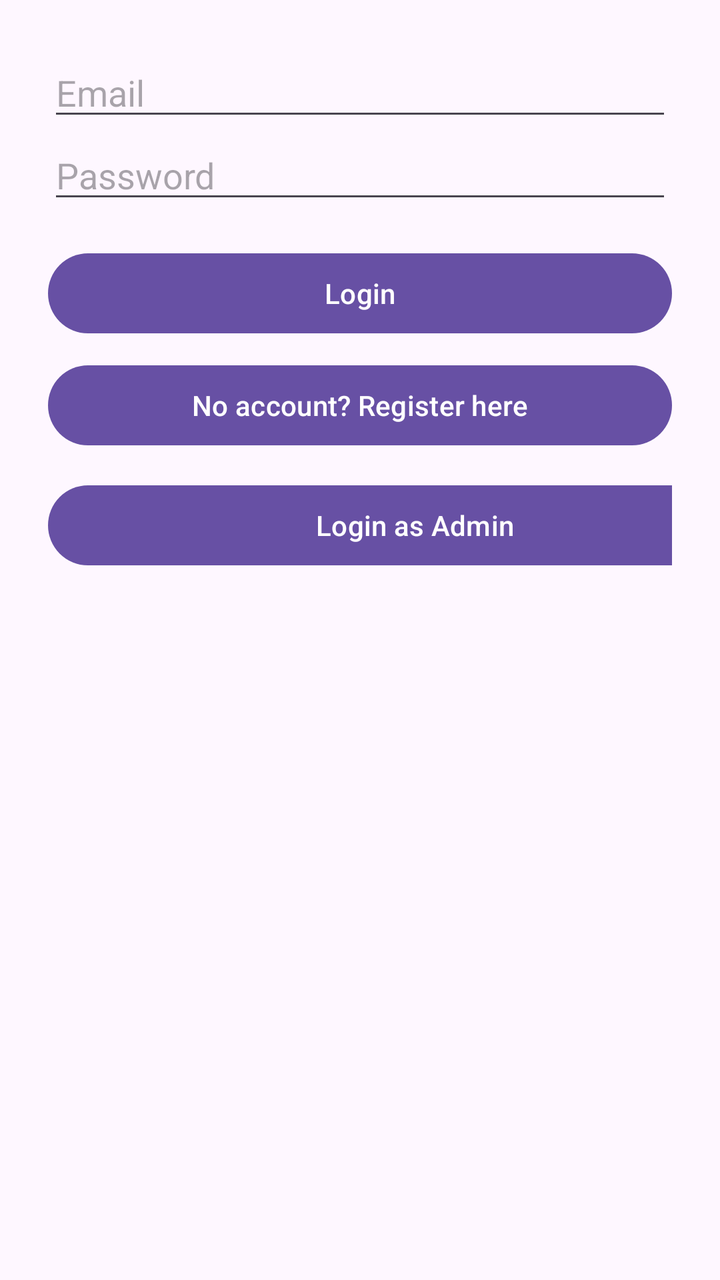
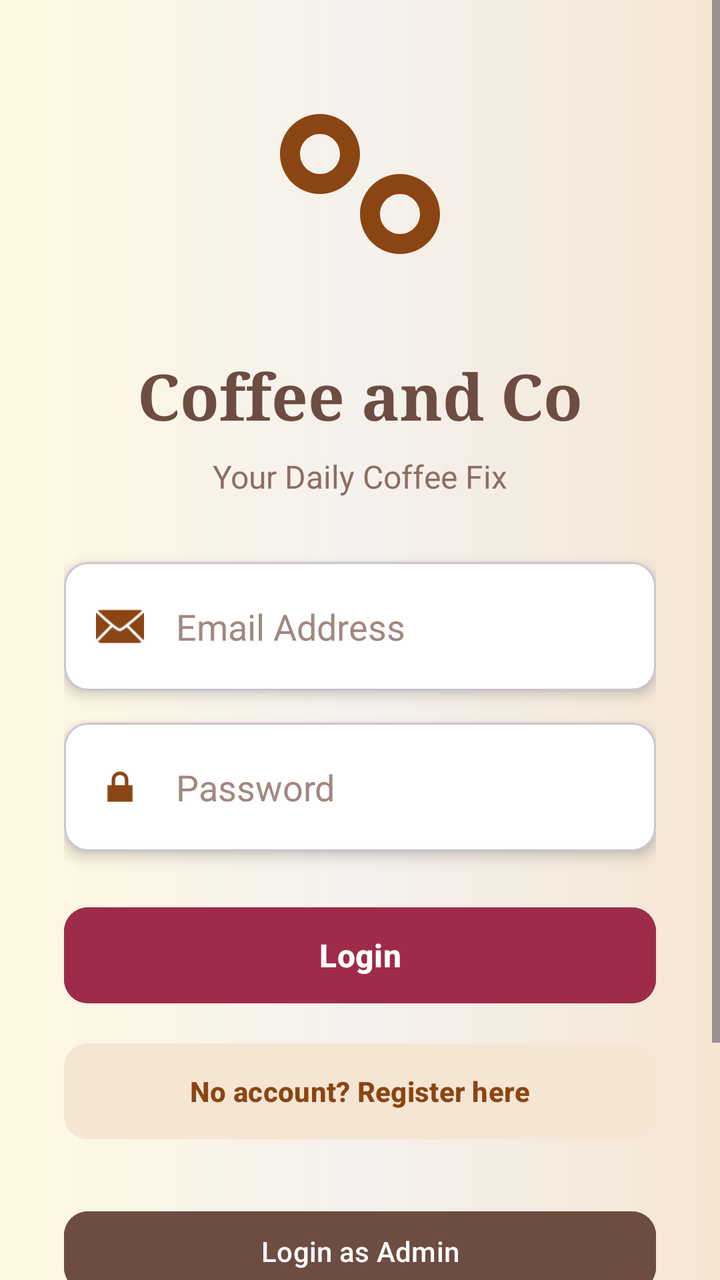

The first picture is an Android layout as it rendered before a commit; the second is the same layout after the commit. The layout source and the unified diff follow.
<!-- AndroidManifest.xml: application theme Theme.CafeShopAssignment -->
<!-- res/layout/activity_login.xml -->
<LinearLayout xmlns:android="http://schemas.android.com/apk/res/android"
    android:id="@+id/main"
    android:layout_width="match_parent"
    android:layout_height="match_parent"
    android:orientation="vertical"
    android:padding="24dp">

    <EditText
        android:id="@+id/editTextUserName"
        android:hint="Email"
        android:layout_width="match_parent"
        android:layout_height="wrap_content"
        android:inputType="textEmailAddress" />

    <EditText
        android:id="@+id/editTextPassword"
        android:hint="Password"
        android:layout_width="match_parent"
        android:layout_height="wrap_content"
        android:inputType="textPassword" />

    <Button
        android:id="@+id/loginButton"
        android:text="Login"
        android:layout_width="match_parent"
        android:layout_height="wrap_content"
        android:layout_marginTop="16dp" />

    <Button
        android:id="@+id/registerRedirectButton"
        android:text="No account? Register here"
        android:layout_width="match_parent"
        android:layout_height="wrap_content"
        android:layout_marginTop="8dp" />

    <Button
        android:id="@+id/adminLoginButton"
        android:layout_width="367dp"
        android:layout_height="wrap_content"
        android:layout_marginTop="12dp"
        android:text="Login as Admin" />


</LinearLayout>
<!-- resources referenced by this layout -->
<resources>
  <style name="Theme.CafeShopAssignment" parent="Base.Theme.CafeShopAssignment" />
  <style name="Base.Theme.CafeShopAssignment" parent="Theme.Material3.DayNight.NoActionBar">
          
          
      </style>
</resources>

<!-- the commit's change to res/layout/activity_login.xml (unified diff, before → after) -->
@@ -1,44 +1,161 @@
-<LinearLayout xmlns:android="http://schemas.android.com/apk/res/android"
-    android:id="@+id/main"
+<?xml version="1.0" encoding="utf-8"?>
+<ScrollView xmlns:android="http://schemas.android.com/apk/res/android"
+    xmlns:app="http://schemas.android.com/apk/res-auto"
     android:layout_width="match_parent"
     android:layout_height="match_parent"
-    android:orientation="vertical"
-    android:padding="24dp">
+    android:background="@drawable/login_background_gradient"
+    android:fillViewport="true">
 
-    <EditText
-        android:id="@+id/editTextUserName"
-        android:hint="Email"
+    <LinearLayout
+        android:id="@+id/main"
         android:layout_width="match_parent"
         android:layout_height="wrap_content"
-        android:inputType="textEmailAddress" />
+        android:orientation="vertical"
+        android:padding="32dp"
+        android:gravity="center">
 
-    <EditText
-        android:id="@+id/editTextPassword"
-        android:hint="Password"
-        android:layout_width="match_parent"
-        android:layout_height="wrap_content"
-        android:inputType="textPassword" />
+        <ImageView
+            android:layout_width="120dp"
+            android:layout_height="120dp"
+            android:src="@drawable/ic_coffee_beans"
+            android:contentDescription="Coffee Beans"
+            app:tint="#8B4513"
+            android:layout_marginBottom="24dp"/>
 
-    <Button
-        android:id="@+id/loginButton"
-        android:text="Login"
-        android:layout_width="match_parent"
-        android:layout_height="wrap_content"
-        android:layout_marginTop="16dp" />
+        <TextView
+            android:layout_width="wrap_content"
+            android:layout_height="wrap_content"
+            android:text="Coffee and Co"
+            android:textSize="32sp"
+            android:textStyle="bold"
+            android:textColor="#6D4C41"
+            android:fontFamily="serif"
+            android:layout_marginBottom="8dp"/>
 
-    <Button
-        android:id="@+id/registerRedirectButton"
-        android:text="No account? Register here"
-        android:layout_width="match_parent"
-        android:layout_height="wrap_content"
-        android:layout_marginTop="8dp" />
+        <TextView
+            android:layout_width="wrap_content"
+            android:layout_height="wrap_content"
+            android:text="Your Daily Coffee Fix"
+            android:textSize="16sp"
+            android:textColor="#8D6E63"
+            android:layout_marginBottom="32dp"/>
 
-    <Button
-        android:id="@+id/adminLoginButton"
-        android:layout_width="367dp"
-        android:layout_height="wrap_content"
-        android:layout_marginTop="12dp"
-        android:text="Login as Admin" />
+        <com.google.android.material.card.MaterialCardView
+            android:layout_width="match_parent"
+            android:layout_height="wrap_content"
+            android:layout_marginBottom="16dp"
+            app:cardCornerRadius="12dp"
+            app:cardElevation="4dp"
+            app:cardBackgroundColor="#FFFFFF">
+
+            <LinearLayout
+                android:layout_width="match_parent"
+                android:layout_height="wrap_content"
+                android:orientation="horizontal"
+                android:padding="4dp"
+                android:gravity="center_vertical">
+
+                <ImageView
+                    android:layout_width="24dp"
+                    android:layout_height="24dp"
+                    android:src="@android:drawable/ic_dialog_email"
+                    app:tint="#8B4513"
+                    android:layout_marginStart="12dp"
+                    android:contentDescription="Email Icon"/>
+
+                <EditText
+                    android:id="@+id/editTextUserName"
+                    android:layout_width="match_parent"
+                    android:layout_height="wrap_content"
+                    android:hint="Email Address"
+                    android:inputType="textEmailAddress"
+                    android:background="@android:color/transparent"
+                    android:padding="16dp"
+                    android:textColor="#6D4C41"
+                    android:textColorHint="#A1887F"/>
+            </LinearLayout>
+        </com.google.android.material.card.MaterialCardView>
+
+        <com.google.android.material.card.MaterialCardView
+            android:layout_width="match_parent"
+            android:layout_height="wrap_content"
+            android:layout_marginBottom="24dp"
+            app:cardCornerRadius="12dp"
+            app:cardElevation="4dp"
+            app:cardBackgroundColor="#FFFFFF">
+
+            <LinearLayout
+                android:layout_width="match_parent"
+                android:layout_height="wrap_content"
+                android:orientation="horizontal"
+                android:padding="4dp"
+                android:gravity="center_vertical">
+
+                <ImageView
+                    android:layout_width="24dp"
+                    android:layout_height="24dp"
+                    android:src="@android:drawable/ic_lock_lock"
+                    app:tint="#8B4513"
+                    android:layout_marginStart="12dp"
+                    android:contentDescription="Password Icon"/>
+
+                <EditText
+                    android:id="@+id/editTextPassword"
+                    android:layout_width="match_parent"
+                    android:layout_height="wrap_content"
+                    android:hint="Password"
+                    android:inputType="textPassword"
+                    android:background="@android:color/transparent"
+                    android:padding="16dp"
+                    android:textColor="#6D4C41"
+                    android:textColorHint="#A1887F"/>
+            </LinearLayout>
+        </com.google.android.material.card.MaterialCardView>
+
+        <Button
+            android:id="@+id/loginButton"
+            android:layout_width="match_parent"
+            android:layout_height="56dp"
+            android:text="Login"
+            android:textColor="#FFFFFF"
+            android:textStyle="bold"
+            android:textSize="16sp"
+            android:backgroundTint="#9E2B4A"
+            app:cornerRadius="12dp"
+            android:elevation="6dp"
+            android:layout_marginBottom="12dp"/>
+
+        <Button
+            android:id="@+id/registerRedirectButton"
+            android:layout_width="match_parent"
+            android:layout_height="56dp"
+            android:text="No account? Register here"
+            android:textColor="#8B4513"
+            android:textStyle="bold"
+            android:backgroundTint="#F5E6D3"
+            app:cornerRadius="12dp"
+            android:layout_marginBottom="12dp"/>
 
 
-</LinearLayout>
+        <Button
+            android:id="@+id/adminLoginButton"
+            android:layout_width="match_parent"
+            android:layout_height="48dp"
+            android:text="Login as Admin"
+            android:textColor="#FFFFFF"
+            android:backgroundTint="#6D4C41"
+            app:cornerRadius="12dp"
+            android:layout_marginTop="16dp"/>
+
+        <ImageView
+            android:layout_width="80dp"
+            android:layout_height="80dp"
+            android:src="@drawable/ic_coffee_steam"
+            android:contentDescription="Coffee Steam"
+            app:tint="#D7CCC8"
+            android:alpha="0.3"
+            android:layout_marginTop="24dp"/>
+
+    </LinearLayout>
+
+</ScrollView>
<!-- resource entries referenced after the edit -->
@@ -1,5 +1,37 @@
 <!-- resources referenced by this layout -->
 <resources>
+  <!-- drawable ic_coffee_beans (drawable) -->
+  <?xml version="1.0" encoding="utf-8"?>
+  <vector xmlns:android="http://schemas.android.com/apk/res/android"
+      android:width="24dp"
+      android:height="24dp"
+      android:viewportWidth="24"
+      android:viewportHeight="24">
+      <path
+          android:fillColor="#8B4513"
+          android:pathData="M8,5c-2.21,0 -4,1.79 -4,4s1.79,4 4,4s4,-1.79 4,-4S10.21,5 8,5zM8,11c-1.1,0 -2,-0.9 -2,-2s0.9,-2 2,-2s2,0.9 2,2S9.1,11 8,11zM16,11c-2.21,0 -4,1.79 -4,4s1.79,4 4,4s4,-1.79 4,-4S18.21,11 16,11zM16,17c-1.1,0 -2,-0.9 -2,-2s0.9,-2 2,-2s2,0.9 2,2S17.1,17 16,17z"/>
+  </vector>
+  <!-- drawable ic_coffee_steam (drawable) -->
+  <?xml version="1.0" encoding="utf-8"?>
+  <vector xmlns:android="http://schemas.android.com/apk/res/android"
+      android:width="24dp"
+      android:height="24dp"
+      android:viewportWidth="24"
+      android:viewportHeight="24">
+      <path
+          android:fillColor="#D7CCC8"
+          android:pathData="M6,3C6,4.1 6.45,5.1 7.17,5.83C6.45,6.55 6,7.55 6,8.67C6,9.78 6.45,10.78 7.17,11.5C6.45,12.22 6,13.22 6,14.33C6,16.92 8.08,19 10.67,19C11.78,19 12.78,18.55 13.5,17.83C14.22,18.55 15.22,19 16.33,19C18.92,19 21,16.92 21,14.33C21,13.22 20.55,12.22 19.83,11.5C20.55,10.78 21,9.78 21,8.67C21,7.55 20.55,6.55 19.83,5.83C20.55,5.1 21,4.1 21,3H6Z"/>
+  </vector>
+  <!-- drawable login_background_gradient (drawable) -->
+  <?xml version="1.0" encoding="utf-8"?>
+  <shape xmlns:android="http://schemas.android.com/apk/res/android">
+      <gradient
+          android:angle="180"
+          android:startColor="#F5E6D3"
+          android:centerColor="#F5F1ED"
+          android:endColor="#FFF8E1"
+          android:type="linear" />
+  </shape>
   <style name="Theme.CafeShopAssignment" parent="Base.Theme.CafeShopAssignment" />
   <style name="Base.Theme.CafeShopAssignment" parent="Theme.Material3.DayNight.NoActionBar">
           
